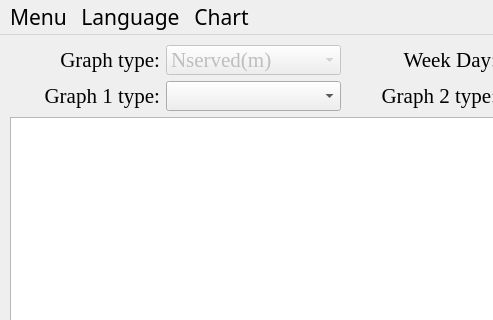
Above: src/view/mainwindow.ui from Vemestael/gw-dss-cpp before the change; both pictures show x 0 to 493 and y 0 to 320 of the 1280 by 680 pixel window. Below: the same form after it.
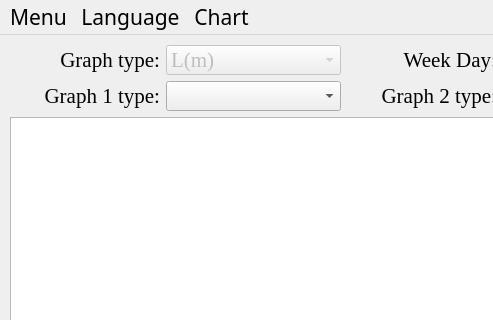
That is the form after the change.

```diff
--- a/src/view/mainwindow.ui
+++ b/src/view/mainwindow.ui
@@ -357,6 +357,9 @@
            <pointsize>16</pointsize>
           </font>
          </property>
+         <property name="currentIndex">
+          <number>2</number>
+         </property>
          <item>
           <property name="text">
            <string>Nserved(m)</string>
```
